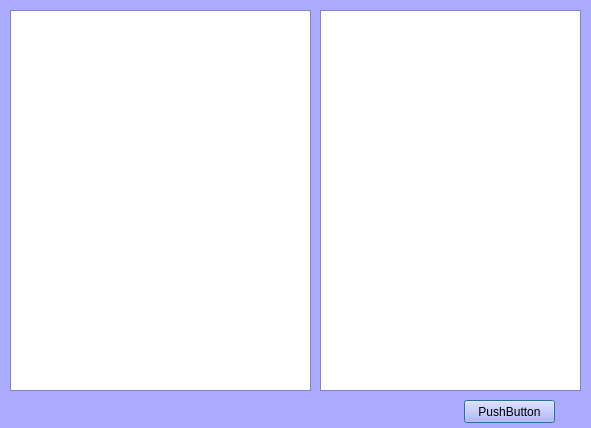
The window that Project2/adminwindow.ui (Xannada/Spring15Project2) describes before a commit, drawn with Qt 5.
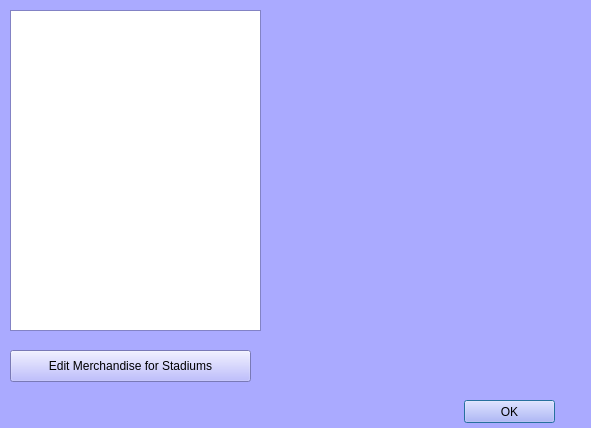
The same window after the commit.

Patch:
```diff
--- a/Project2/adminwindow.ui
+++ b/Project2/adminwindow.ui
@@ -433,8 +433,8 @@
     <rect>
      <x>10</x>
      <y>10</y>
-     <width>301</width>
-     <height>381</height>
+     <width>251</width>
+     <height>321</height>
     </rect>
    </property>
   </widget>
@@ -448,18 +448,21 @@
     </rect>
    </property>
    <property name="text">
-    <string>PushButton</string>
+    <string>OK</string>
    </property>
   </widget>
-  <widget class="QTextEdit" name="textEdit_2">
+  <widget class="QPushButton" name="editMerch">
    <property name="geometry">
     <rect>
-     <x>320</x>
-     <y>10</y>
-     <width>261</width>
-     <height>381</height>
+     <x>10</x>
+     <y>350</y>
+     <width>241</width>
+     <height>32</height>
     </rect>
    </property>
+   <property name="text">
+    <string>Edit Merchandise for Stadiums</string>
+   </property>
   </widget>
  </widget>
  <resources/>
```
Left out of the diff: 2 changed lines with no effect on the pictures.
